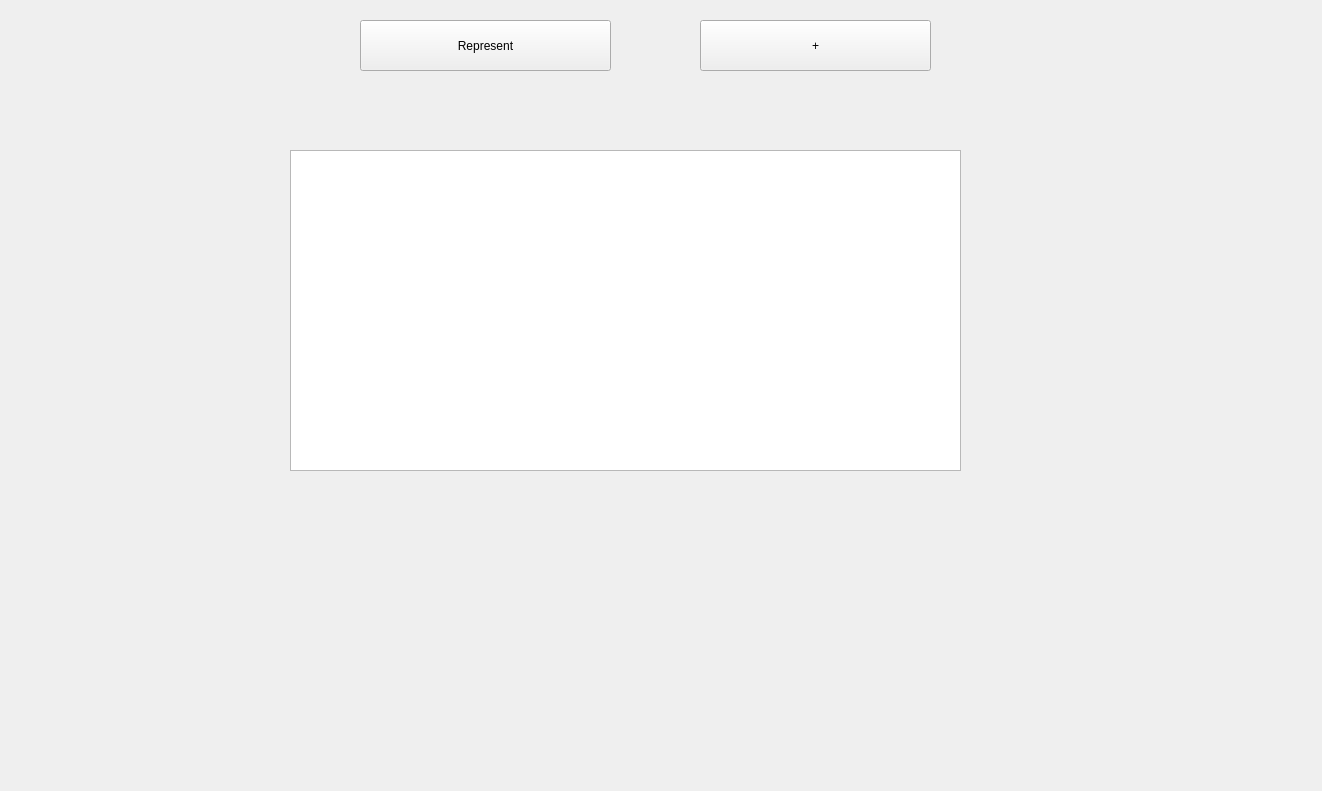
MikitaVitkouski/BSU, file C++/Projects/Notes/QtGUI/NotesGUI/mainwindow.ui: the form before one commit.
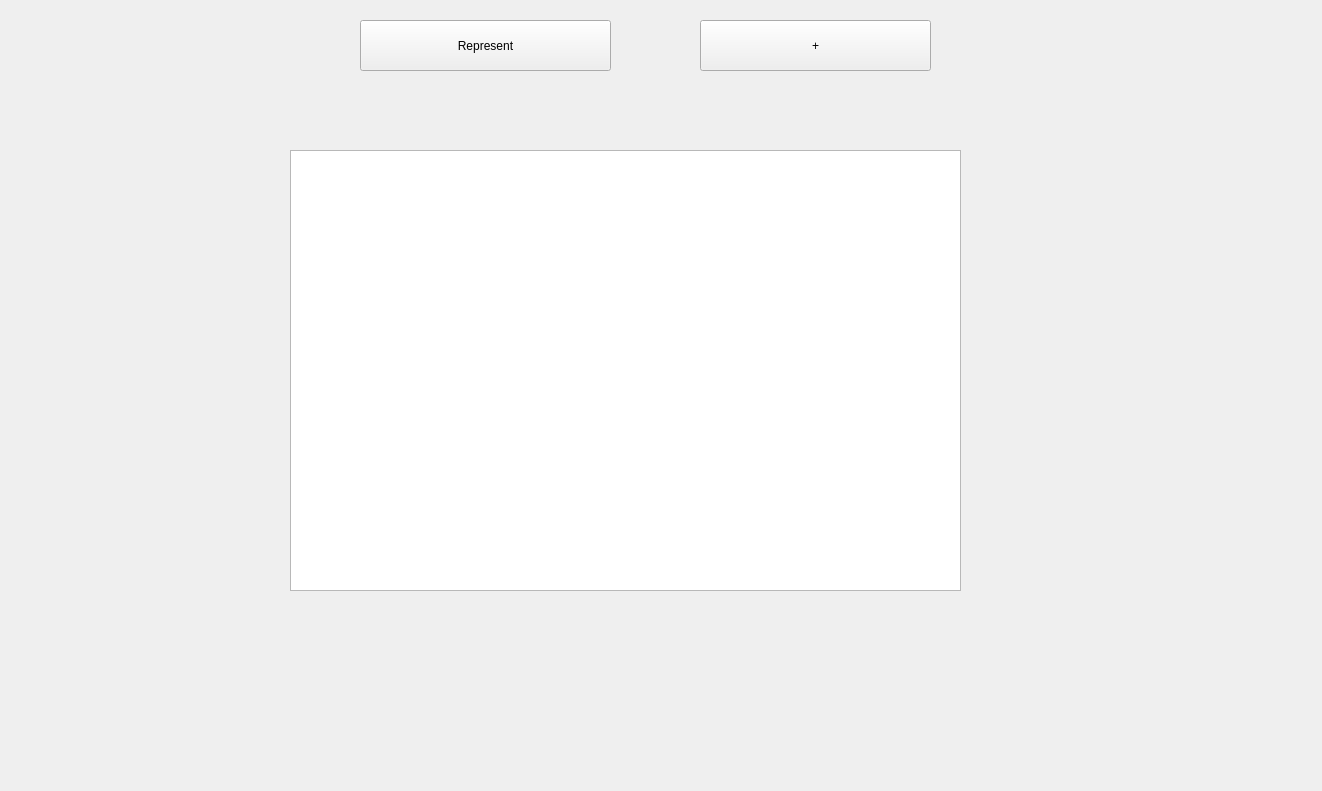
The form after the commit.

Commit message: Minor design changes in style.css, there was a wrong order 'Note newnote(title, note)', but my constructor of Note in this case makes title note and vice versa

```diff
--- a/C++/Projects/Notes/QtGUI/NotesGUI/mainwindow.ui
+++ b/C++/Projects/Notes/QtGUI/NotesGUI/mainwindow.ui
@@ -30,7 +30,7 @@
         <x>170</x>
         <y>70</y>
         <width>671</width>
-        <height>321</height>
+        <height>441</height>
        </rect>
       </property>
      </widget>
```
The commit also changes 3 other files.
